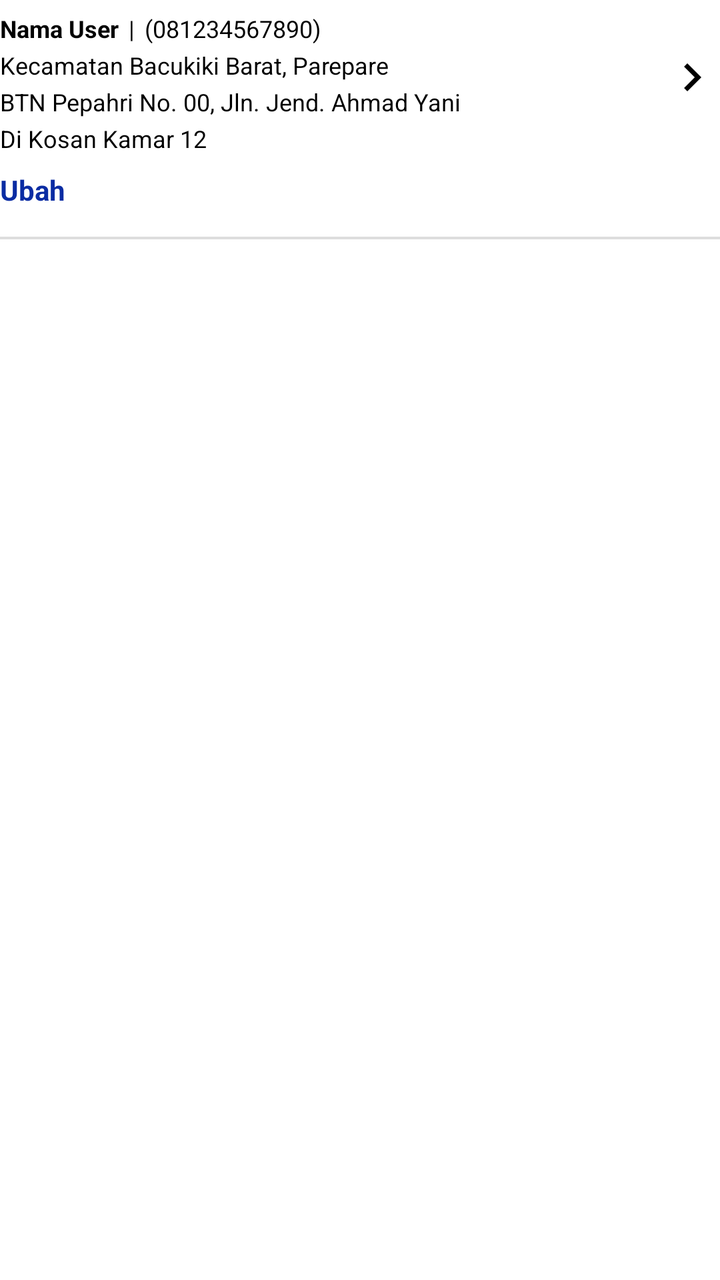
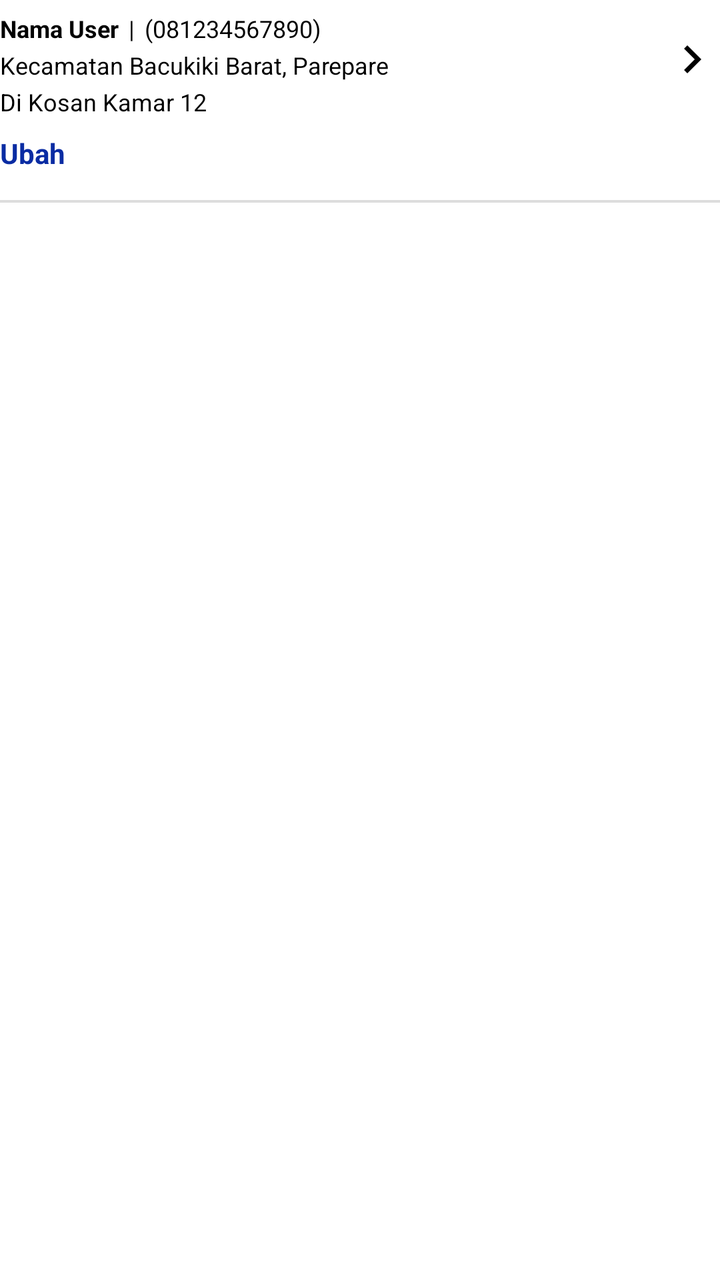

Compare the two renders of this Android layout. The source of the first and the diff that turns it into the second are given below.
<!-- AndroidManifest.xml: application theme Theme.AplikasiPenjualanPlafon -->
<!-- res/layout/list_pilih_alamat.xml -->
<?xml version="1.0" encoding="utf-8"?>
<androidx.constraintlayout.widget.ConstraintLayout xmlns:android="http://schemas.android.com/apk/res/android"
    android:layout_width="match_parent"
    android:layout_height="wrap_content"
    xmlns:app="http://schemas.android.com/apk/res-auto"
    android:layout_marginTop="8dp">
    <androidx.constraintlayout.widget.ConstraintLayout
        android:id="@+id/clAlamat"
        android:layout_width="match_parent"
        android:layout_height="wrap_content"
        app:layout_constraintTop_toTopOf="parent">
        <LinearLayout
            android:id="@+id/llNamaDanNomorHp"
            android:layout_width="match_parent"
            android:layout_height="wrap_content"
            app:layout_constraintTop_toTopOf="parent"
            app:layout_constraintStart_toStartOf="parent"
            app:layout_constraintEnd_toStartOf="@id/ivDetail"
            android:layout_marginTop="6dp">
            <TextView
                android:id="@+id/tvNama"
                android:layout_width="wrap_content"
                android:layout_height="wrap_content"
                android:text="Nama User"
                android:textSize="12sp"
                android:textColor="@color/black"
                android:textStyle="bold"/>
            <TextView
                android:layout_width="wrap_content"
                android:layout_height="wrap_content"
                android:layout_marginStart="2dp"
                android:layout_marginEnd="2dp"
                android:text=" | "
                android:textSize="12sp"
                android:textColor="@color/black"
                android:textStyle="normal"/>

            <TextView
                android:id="@+id/tvNomorHp"
                android:layout_width="wrap_content"
                android:layout_height="wrap_content"
                android:text="(081234567890)"
                android:textSize="12sp"
                android:textColor="@color/black"
                android:textStyle="normal"/>
        </LinearLayout>

        <TextView
            android:id="@+id/tvKecamatan"
            android:layout_width="0dp"
            android:layout_height="wrap_content"
            app:layout_constraintTop_toBottomOf="@id/llNamaDanNomorHp"
            app:layout_constraintStart_toStartOf="parent"
            app:layout_constraintEnd_toStartOf="@id/ivDetail"
            android:layout_marginTop="2dp"
            android:text="Kecamatan Bacukiki Barat, Parepare"
            android:textSize="12sp"
            android:textColor="@color/black"
            android:textStyle="normal"/>

        <TextView
            android:id="@+id/tvAlamat"
            android:layout_width="0dp"
            android:layout_height="wrap_content"
            app:layout_constraintTop_toBottomOf="@id/tvKecamatan"
            app:layout_constraintStart_toStartOf="parent"
            app:layout_constraintEnd_toStartOf="@id/ivDetail"
            android:layout_marginTop="2dp"
            android:text="BTN Pepahri No. 00, Jln. Jend. Ahmad Yani "
            android:textSize="12sp"
            android:textColor="@color/black"
            android:textStyle="normal"/>
        <TextView
            android:id="@+id/tvAlamatDetail"
            android:layout_width="0dp"
            android:layout_height="wrap_content"
            app:layout_constraintTop_toBottomOf="@id/tvAlamat"
            app:layout_constraintStart_toStartOf="parent"
            app:layout_constraintEnd_toStartOf="@id/ivDetail"
            android:layout_marginTop="2dp"
            android:text="Di Kosan Kamar 12"
            android:textSize="12sp"
            android:textColor="@color/black"
            android:textStyle="normal"/>

        <ImageView
            android:id="@+id/ivDetail"
            android:layout_width="28dp"
            android:layout_height="28dp"
            app:layout_constraintTop_toTopOf="parent"
            app:layout_constraintBottom_toBottomOf="parent"
            app:layout_constraintEnd_toEndOf="parent"
            android:src="@drawable/baseline_arrow_right_24"/>

    </androidx.constraintlayout.widget.ConstraintLayout>
    <TextView
        android:id="@+id/btnUbah"
        android:layout_width="wrap_content"
        android:layout_height="wrap_content"
        app:layout_constraintTop_toBottomOf="@id/clAlamat"
        app:layout_constraintStart_toStartOf="parent"
        android:layout_marginTop="2dp"
        android:paddingTop="6dp"
        android:paddingBottom="6dp"
        android:paddingEnd="6dp"
        android:paddingStart="0dp"
        android:text="Ubah"
        android:textSize="14sp"
        android:textStyle="bold"
        android:textColor="@color/biru"/>

    <TextView
        android:id="@+id/tvTitleAlamatSekarang"
        android:layout_width="wrap_content"
        android:layout_height="wrap_content"
        app:layout_constraintTop_toBottomOf="@id/clAlamat"
        app:layout_constraintStart_toEndOf="@id/btnUbah"
        android:layout_marginTop="8dp"
        android:layout_marginStart="2dp"
        android:text="|  Alamat Sekarang"
        android:textSize="14sp"
        android:textColor="@color/merah"
        android:visibility="gone"/>

    <View
        android:layout_width="match_parent"
        android:layout_height="1.2dp"
        app:layout_constraintTop_toBottomOf="@id/btnUbah"
        android:layout_marginTop="8dp"
        android:background="@color/abuabu_muda"/>

</androidx.constraintlayout.widget.ConstraintLayout>
<!-- resources referenced by this layout -->
<resources>
  <color name="abuabu_muda">#DDDDDD</color>
  <color name="biru">#0A2CA3</color>
  <color name="black">#FF000000</color>
  <color name="merah">#FF0E15</color>
  <!-- drawable baseline_arrow_right_24 (drawable) -->
  <vector android:height="24dp" android:tint="#000000"
      android:viewportHeight="24" android:viewportWidth="24"
      android:width="24dp" xmlns:android="http://schemas.android.com/apk/res/android">
      <path android:fillColor="@android:color/white" android:pathData="M10,6L8.59,7.41 13.17,12l-4.58,4.59L10,18l6,-6z"/>
  </vector>
  <style name="Theme.AplikasiPenjualanPlafon" parent="Base.Theme.AplikasiPenjualanPlafon" />
  <style name="Base.Theme.AplikasiPenjualanPlafon" parent="Theme.Material3.DayNight.NoActionBar">
          
           <item name="colorPrimary">@color/primaryColor</item>
          <item name="android:windowBackground">@color/white</item>
          <item name="android:itemBackground">@color/white</item>
          <item name="android:textColor">@color/black</item>
          <item name="android:textColorPrimary">@color/black</item>
      </style>
  <color name="primaryColor">#068251</color>
  <color name="white">#FFFFFFFF</color>
</resources>

<!-- the commit's change to res/layout/list_pilih_alamat.xml (unified diff, before → after) -->
@@ -69,7 +69,8 @@
             android:text="BTN Pepahri No. 00, Jln. Jend. Ahmad Yani "
             android:textSize="12sp"
             android:textColor="@color/black"
-            android:textStyle="normal"/>
+            android:textStyle="normal"
+            android:visibility="gone"/>
         <TextView
             android:id="@+id/tvAlamatDetail"
             android:layout_width="0dp"
